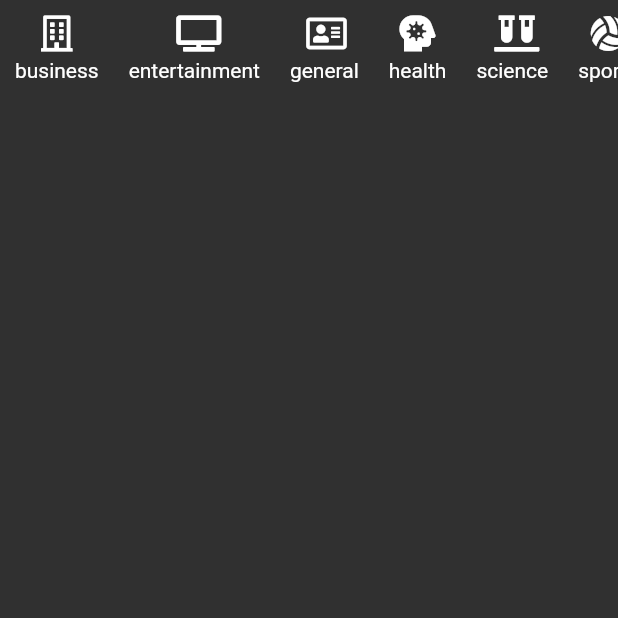
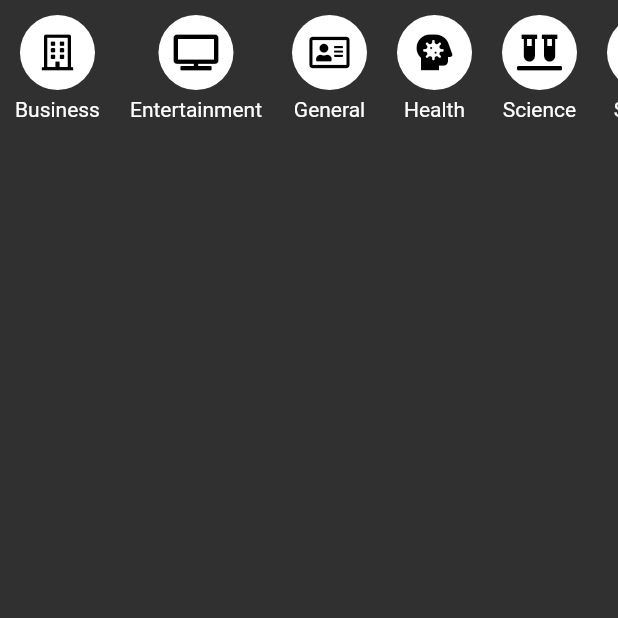
Before and after one commit to ProjectsFlutter/AppNews, a Flutter app: the Tab2Page screen opened directly, on a phone screen of 412 x 824 dp, the top half of it. Run offline on Flutter 3.47's test engine with Material 2 defaults, Android fonts, the light colour scheme and no system bars; our stand-ins replace font_awesome_flutter; network calls fail.

Commit message:
Polishing the categories menu

```diff
--- a/lib/src/pages/tab2_page.dart
+++ b/lib/src/pages/tab2_page.dart
@@ -1,3 +1,4 @@
+import 'package:app_news/src/models/category_model.dart';
 import 'package:app_news/src/services/news_services.dart';
 import 'package:flutter/material.dart';
 import 'package:provider/provider.dart';
@@ -28,13 +29,14 @@ class _ListCategories extends StatelessWidget {
       scrollDirection: Axis.horizontal,
       itemCount: _categories.length,
       itemBuilder: (_, int i){
+        final nameCategory = _categories[i].name;
         return Padding(
           padding: const EdgeInsets.all(10.0),
           child: Column(
             children: [
-              Icon(_categories[i].icon),
+              _CategoruButton(_categories[i]),
               const SizedBox(height: 5.0,),
-              Text(_categories[i].name)
+              Text("${nameCategory[0].toUpperCase()}${nameCategory.substring(1)}")
             ],
           ),
         );
@@ -42,3 +44,24 @@ class _ListCategories extends StatelessWidget {
     );
   }
 }
+
+class _CategoruButton extends StatelessWidget {
+  final Category _category;
+  const _CategoruButton(this._category);
+
+  @override
+  Widget build(BuildContext context) {
+    return GestureDetector(
+      onTap: (){},
+      child: Container(
+        height: 50.0,
+        width: 50.0,
+        decoration: const BoxDecoration(
+          shape: BoxShape.circle,
+          color: Colors.white
+        ),
+        child: Icon(_category.icon, color: Colors.black)
+      ),
+    );
+  }
+}
```
